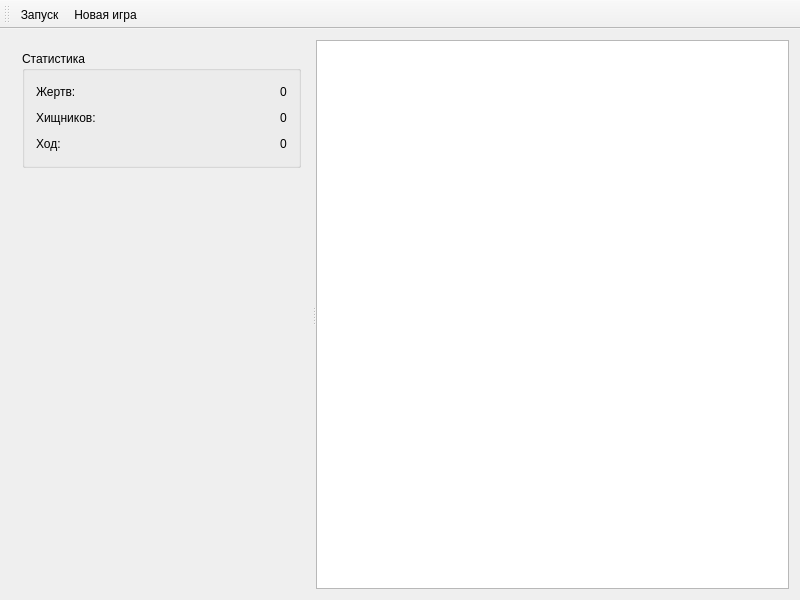
Qt form mainwindow.ui (vt4a2h/ocean-game) before a commit.
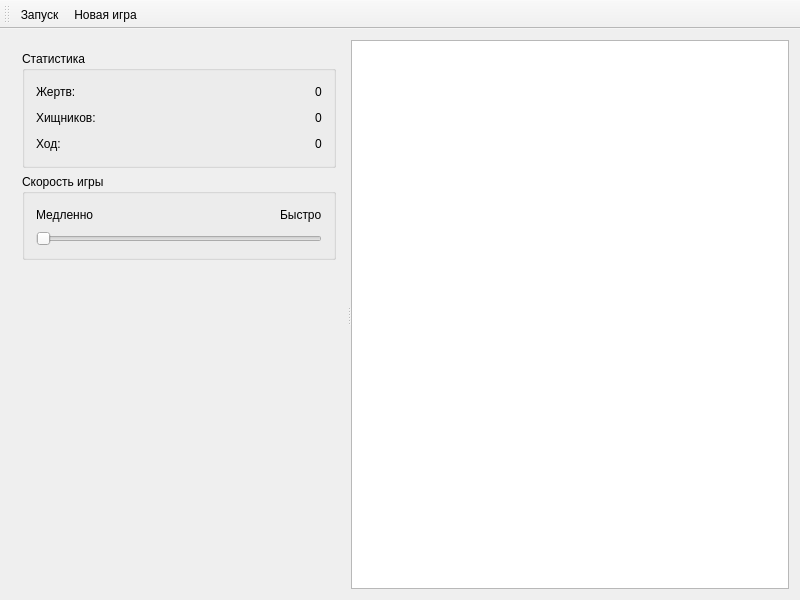
The same form after that commit. Icons and pictures are not drawn.

Commit message: added speed slider

```diff
--- a/mainwindow.ui
+++ b/mainwindow.ui
@@ -31,8 +31,8 @@
        <enum>Qt::Horizontal</enum>
       </property>
       <widget class="QWidget" name="widget" native="true">
-       <layout class="QGridLayout" name="gridLayout_2">
-        <item row="0" column="0">
+       <layout class="QVBoxLayout" name="verticalLayout_3">
+        <item>
          <widget class="QGroupBox" name="groupBox">
           <property name="title">
            <string>Статистика</string>
@@ -134,7 +134,72 @@
           </layout>
          </widget>
         </item>
-        <item row="1" column="0">
+        <item>
+         <widget class="QGroupBox" name="groupBox_2">
+          <property name="title">
+           <string>Скорость игры</string>
+          </property>
+          <layout class="QVBoxLayout" name="verticalLayout_2">
+           <item>
+            <layout class="QHBoxLayout" name="horizontalLayout_4">
+             <item>
+              <widget class="QLabel" name="label_4">
+               <property name="text">
+                <string>Медленно</string>
+               </property>
+              </widget>
+             </item>
+             <item>
+              <spacer name="horizontalSpacer_4">
+               <property name="orientation">
+                <enum>Qt::Horizontal</enum>
+               </property>
+               <property name="sizeHint" stdset="0">
+                <size>
+                 <width>40</width>
+                 <height>20</height>
+                </size>
+               </property>
+              </spacer>
+             </item>
+             <item>
+              <widget class="QLabel" name="label_5">
+               <property name="text">
+                <string>Быстро</string>
+               </property>
+              </widget>
+             </item>
+            </layout>
+           </item>
+           <item>
+            <widget class="QSlider" name="hs_Speed">
+             <property name="minimum">
+              <number>0</number>
+             </property>
+             <property name="maximum">
+              <number>90</number>
+             </property>
+             <property name="singleStep">
+              <number>1</number>
+             </property>
+             <property name="pageStep">
+              <number>1</number>
+             </property>
+             <property name="value">
+              <number>0</number>
+             </property>
+             <property name="orientation">
+              <enum>Qt::Horizontal</enum>
+             </property>
+             <property name="tickPosition">
+              <enum>QSlider::NoTicks</enum>
+             </property>
+            </widget>
+           </item>
+          </layout>
+         </widget>
+        </item>
+        <item>
          <spacer name="verticalSpacer">
           <property name="orientation">
            <enum>Qt::Vertical</enum>
```
The commit also changes 6 other files.
